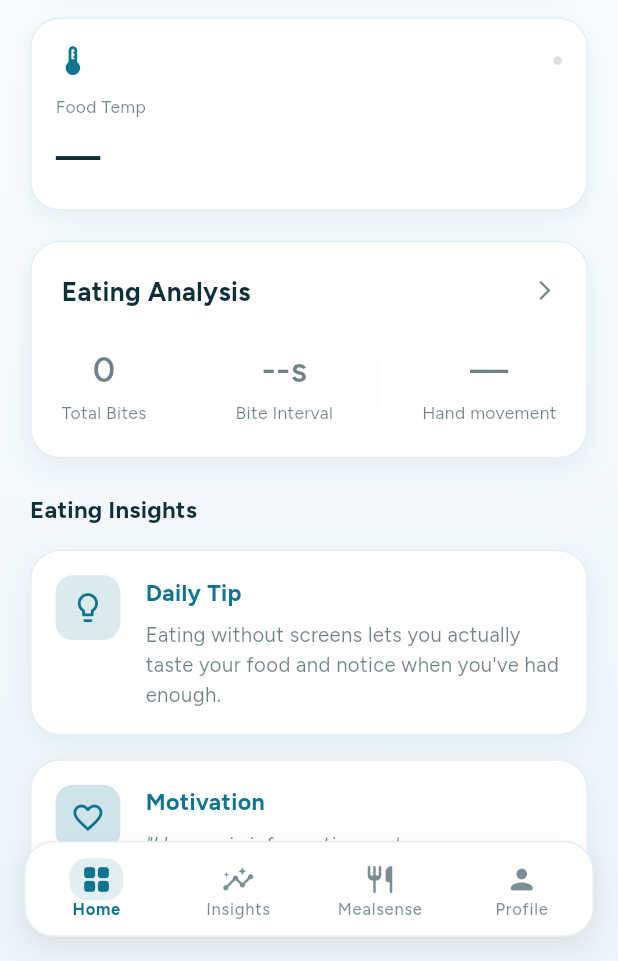
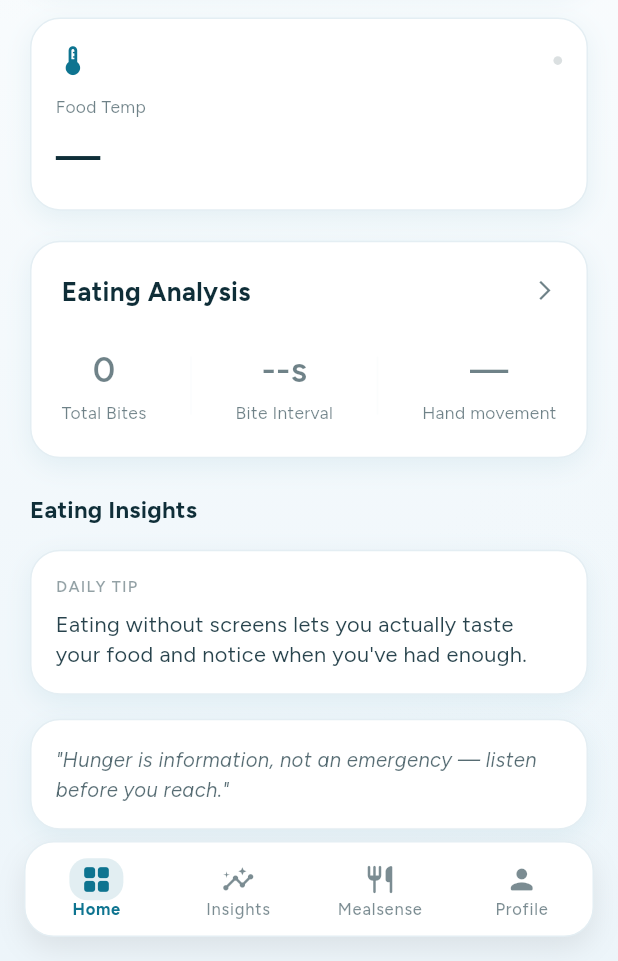
Before and after one commit to rajveeriisc/iSpoon-App, a Flutter app: the HomePage screen opened directly, on a phone screen of 412 x 824 dp, the part 275-1236 px from its top. Run offline on Flutter 3.47's test engine with Material 3 defaults, Android fonts, the phone set to English and light mode, and no system bars; drawn by our look-alikes of flutter_animate; our stand-ins replace cached_network_image, connectivity_plus, csv, firebase_auth, firebase_core, firebase_messaging and 16 more; missing offline and left inert: fftea, firebase_app_check, flutter_foreground_task, freerasp, mcumgr_flutter, workmanager; accounts and stored records are empty; network calls fail; statements that could not run were skipped.

Commit message:
Drop the decorative bulb, heart and brain glyphs
Reported as looking AI-generated, and the complaint is correct. The
pattern behind it is a glyph that carries no information sitting in a
tinted or gradient rounded square: a lightbulb for anything called an
insight, a heart for anything asking goodwill, a brain for anything
called AI. Every generated-app template ships exactly these, which is
why they read as one.

Removed:

- home_cards DailyTipCard — the lightbulb chip. The card's whole job is
  to show one sentence derived from the person's meals, and the bulb
  competed with it. The category now reads as a quiet uppercase caption
  and the sentence is promoted to primary text (alpha 0.6 -> 0.9), which
  is what measurement dashboards do instead of illustrating a heading.
- home_cards MotivationCard — the heart chip, and the "Motivation"
  heading with it. A pull quote set in italics inside quotation marks
  does not need a glyph announcing the sentiment or a label saying it is
  motivational.
- ai_lab_view — the brain on a gradient tile. The strongest tell in the
  app: the gradient says nothing about the data, and a brain overstates
  what this is, a motion model counting bites. The product name carries
  the header alone.
- coach_card — tips_and_updates (a bulb with sparkles) for a nudge, now
  the same adjust glyph SuggestionRow uses, so one kind of advice looks
  the same wherever it appears.
- feedback_modals — the 48px heart over "Enjoying i-Spoon?". The question
  already asks for goodwill; illustrating it made it read as a stock
  prompt rather than as this app asking.

Added test/no_decorative_icons_test.dart, which bans the set by name
across lib/ and verified it fails when a bulb or heart is planted. It
deliberately does not ban functional icons — a leading glyph that
distinguishes list items, a chevron that means "opens", a check that
means "done" all stay. Hearts are allowlisted per file, with the
notification category icon as the one legitimate data-driven use.

448 tests pass; the one screens_render_test failure is the pre-existing
pending-Timer leak and is unchanged.

Co-Authored-By: Claude Opus 5 (1M context) <noreply@anthropic.com>

```diff
--- a/smartspoon/lib/features/ai_lab/presentation/widgets/coach_card.dart
+++ b/smartspoon/lib/features/ai_lab/presentation/widgets/coach_card.dart
@@ -43,7 +43,11 @@ class _TipRow extends StatelessWidget {
   Widget build(BuildContext context) {
     final theme = Theme.of(context);
     final (icon, color) = switch (tip.kind) {
-      TipKind.nudge => (Icons.tips_and_updates_rounded, kShakeAmber),
+      // Not tips_and_updates (a lightbulb with sparkles): the sparkle-bulb is
+      // the stock "AI suggestion" glyph every template ships with. This is
+      // the same icon SuggestionRow uses for a nudge, so one kind of advice
+      // looks the same wherever it appears.
+      TipKind.nudge => (Icons.adjust_rounded, kShakeAmber),
       TipKind.positive => (Icons.check_circle_rounded, kSteadyGreen),
       TipKind.info => (Icons.info_rounded, theme.colorScheme.primary),
     };
--- a/smartspoon/lib/features/home/presentation/widgets/home_cards.dart
+++ b/smartspoon/lib/features/home/presentation/widgets/home_cards.dart
@@ -1036,47 +1036,41 @@ class DailyTipCard extends StatelessWidget {
           message = personalized ?? _tipOfTheDay();
         }
 
+        // No icon. A decorative glyph in a tinted rounded square is the
+        // single most recognisable "generated app" tell — it carries no
+        // information, competes with the number the card exists to show, and
+        // every template uses the same lightbulb for anything called an
+        // insight. The category label does that job in type instead, which is
+        // what measurement dashboards actually do.
         return PremiumGlassCard(
-          child: Row(
-            crossAxisAlignment: CrossAxisAlignment.start,
-            children: [
-              Container(
-                padding: EdgeInsets.all(10),
-                decoration: BoxDecoration(
-                  color: AppTheme.sageDeep.withValues(alpha: 0.15),
-                  borderRadius: BorderRadius.circular(12.r),
-                ),
-                child: Icon(
-                  Icons.lightbulb_outline,
-                  color: AppTheme.sageDeep,
-                  size: 24.sp,
-                ),
-              ),
-              SizedBox(width: 16.w),
-              Expanded(
           child: Column(
             crossAxisAlignment: CrossAxisAlignment.start,
             children: [
               Text(
-                      title,
+                title.toUpperCase(),
                 style: GoogleFonts.figtree(
-                        fontSize: 16.sp,
-                        fontWeight: FontWeight.bold,
-                        color: AppTheme.sageDeep,
+                  fontSize: 11.sp,
+                  fontWeight: FontWeight.w600,
+                  letterSpacing: 0.8,
+                  color: Theme.of(context)
+                      .colorScheme
+                      .onSurface
+                      .withValues(alpha: 0.45),
                 ),
               ),
               SizedBox(height: 8.h),
               Text(
                 message,
                 style: GoogleFonts.figtree(
-                        fontSize: 14.sp,
-                        height: 1.5.h,
-                        color: Theme.of(
-                          context,
-                        ).colorScheme.onSurface.withValues(alpha: 0.6),
-                      ),
-                    ),
-                  ],
+                  fontSize: 15.sp,
+                  height: 1.45.h,
+                  // Raised from 0.6: with the label demoted to a quiet
+                  // caption, the sentence is now the card's subject and has
+                  // to read as primary text rather than as a footnote.
+                  color: Theme.of(context)
+                      .colorScheme
+                      .onSurface
+                      .withValues(alpha: 0.9),
                 ),
               ),
             ],
@@ -1111,51 +1105,21 @@ class MotivationCard extends StatelessWidget {
 
   @override
   Widget build(BuildContext context) {
+    // The heart chip goes for the same reason as the lightbulb on the card
+    // above. The quote is already wrapped in quotation marks and set in
+    // italic, so it reads as a quote without a glyph announcing the
+    // sentiment, and no "Motivation" heading is needed to label something
+    // that is self-evidently a pull quote.
     return PremiumGlassCard(
-      child: Row(
-        crossAxisAlignment: CrossAxisAlignment.start,
-        children: [
-          Container(
-            padding: EdgeInsets.all(10),
-            decoration: BoxDecoration(
-              color: AppTheme.honey.withValues(alpha: 0.2),
-              borderRadius: BorderRadius.circular(12.r),
-            ),
-            child: Icon(
-              Icons.favorite_border,
-              color: AppTheme.honey,
-              size: 24.sp,
-            ),
-          ),
-          SizedBox(width: 16.w),
-          Expanded(
-            child: Column(
-              crossAxisAlignment: CrossAxisAlignment.start,
-              children: [
-                Text(
-                  'Motivation',
-                  style: GoogleFonts.figtree(
-                    fontSize: 16.sp,
-                    fontWeight: FontWeight.bold,
-                    color: AppTheme.honey,
-                  ),
-                ),
-                SizedBox(height: 8.h),
-                Text(
+      child: Text(
         _quoteOfTheDay(),
         style: GoogleFonts.figtree(
           fontSize: 14.sp,
-                    height: 1.5.h,
+          height: 1.55.h,
           fontStyle: FontStyle.italic,
-                    color: Theme.of(
-                      context,
-                    ).colorScheme.onSurface.withValues(alpha: 0.6),
+          color:
+              Theme.of(context).colorScheme.onSurface.withValues(alpha: 0.7),
         ),
-                ),
-              ],
-            ),
-          ),
-        ],
       ),
     ).animate().fadeIn(delay: 800.ms).slideY(begin: 0.1, end: 0);
   }
--- a/smartspoon/lib/features/profile/presentation/widgets/feedback_modals.dart
+++ b/smartspoon/lib/features/profile/presentation/widgets/feedback_modals.dart
@@ -69,8 +69,9 @@ class _RateAppModalState extends State<_RateAppModal> {
             ),
           ),
           const SizedBox(height: 24),
-          Icon(Icons.favorite, color: AppTheme.paprika, size: 48),
-          const SizedBox(height: 16),
+          // No 48px heart. The question below already asks for goodwill;
+          // illustrating it with a heart is the decoration a template adds
+          // and it reads as a stock prompt rather than as this app asking.
           Text(
             'Enjoying i-Spoon?',
             style: AppTheme.serif(
```
Also changed, not shown: smartspoon/lib/features/ai_lab/presentation/widgets/ai_lab_view.dart (+4 -13 lines), 1 other file. Lines whose indentation alone changed are shown as unchanged.
